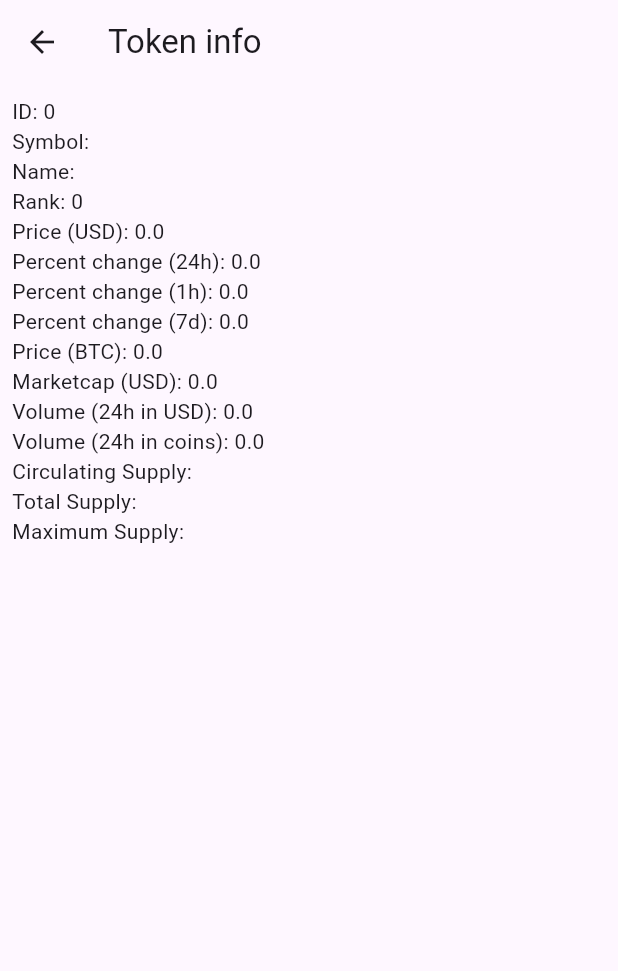
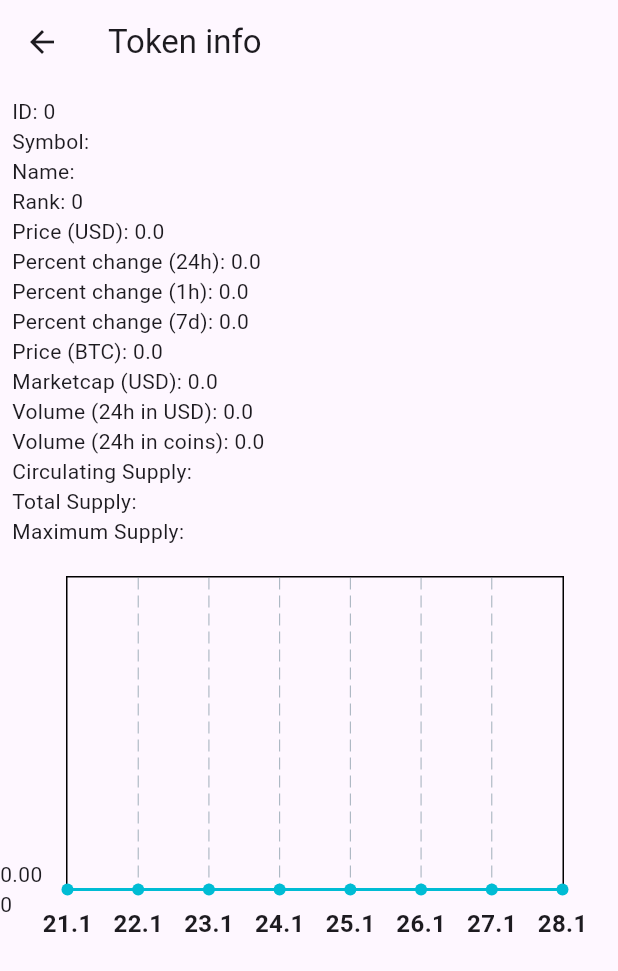
Before and after one commit to xovied/crypto, a Flutter app: the TokenScreen screen opened directly with empty values, on a phone screen of 412 x 824 dp. Shown: the top 971 px of the screen. Run offline on Flutter 3.47's test engine with Material 3 defaults, Android fonts, the phone set to English and light mode, and no system bars; network calls fail.

Commit message:
Fixed according feedback; Charts

```diff
--- a/lib/main.dart
+++ b/lib/main.dart
@@ -1,7 +1,9 @@
+import 'package:fl_chart/fl_chart.dart';
 import 'package:flutter/material.dart';
 import 'dart:convert';
 import 'package:http/http.dart' as http;
 import 'package:flutter/gestures.dart';
+import 'dart:math';
 
 void main() {
   runApp(const MyApp());
@@ -13,6 +15,7 @@ class MyApp extends StatelessWidget {
   @override
   Widget build(BuildContext context) {
     return MaterialApp(
+      debugShowCheckedModeBanner: false,
       scrollBehavior: const MaterialScrollBehavior()
           .copyWith(dragDevices: PointerDeviceKind.values.toSet()),
       home: HomeScreen(),
@@ -21,6 +24,7 @@ class MyApp extends StatelessWidget {
 }
 
 class HomeScreen extends StatefulWidget {
+  final limit = 20;
   const HomeScreen({super.key});
   @override
   HomeScreenState createState() => HomeScreenState();
@@ -29,24 +33,32 @@ class HomeScreen extends StatefulWidget {
 class HomeScreenState extends State<HomeScreen> {
   List<Token> tokenList = [];
   int _start = 0;
-  final limit = 20;
-  update() {
-    setState(() {});
+
+  update(int i, List<Token> value) {
+    if (mounted) {
+      setState(() {
+        _start += i * widget.limit;
+        tokenList = value;
+      });
+    }
   }
 
-  void getRating() async {
-    WebClient().getRating(_start, limit).then((value) {
-      tokenList = value;
-      update();
+  @override
+  initState() {
+    super.initState();
+    getRating(0);
+  }
+
+  void getRating(int i) async {
+    WebClient()
+        .getRating(_start + i * widget.limit, widget.limit)
+        .then((value) {
+      update(i, value);
     });
   }
 
   @override
   Widget build(BuildContext context) {
-    if (tokenList.isEmpty) {
-      getRating();
-    }
-
     return Scaffold(
         appBar: AppBar(
           title: Row(children: [
@@ -54,22 +66,20 @@ class HomeScreenState extends State<HomeScreen> {
             ElevatedButton(
                 child: Text("Prev", style: TextStyle(fontSize: 22)),
                 onPressed: () {
-                  if (_start >= limit) {
-                    _start -= limit;
-                    getRating();
+                  if (_start >= widget.limit) {
+                    getRating(-1);
                   }
                 }),
             ElevatedButton(
                 child: Text("Next", style: TextStyle(fontSize: 22)),
                 onPressed: () {
-                  _start += limit;
-                  getRating();
+                  getRating(1);
                 }),
           ]),
         ),
         body: RefreshIndicator(
             onRefresh: () async {
-              getRating();
+              getRating(0);
             },
             child: ListView.builder(
               physics: const AlwaysScrollableScrollPhysics(),
@@ -99,17 +109,66 @@ class TokenScreen extends StatelessWidget {
 
   @override
   Widget build(BuildContext context) {
-    dynamic tokenMap = token.toMap();
+    final Random rng = Random();
+    final List<double> rList = [
+      rng.nextDouble() - 0.5,
+      rng.nextDouble() - 0.5,
+      rng.nextDouble() - 0.5,
+      rng.nextDouble() - 0.5,
+      rng.nextDouble() - 0.5,
+    ];
+    final dynamic tokenMap = token.toMap();
+
+    final double price = tokenMap['Price (USD)'];
+    final double p7d = tokenMap['Percent change (7d)'] / 100;
+    final double p24h = tokenMap['Percent change (24h)'] / 100;
+
     return Scaffold(
-      appBar: AppBar(title: Text("Token info", style: TextStyle(fontSize: 22))),
-      body: ListView.builder(
+        appBar:
+            AppBar(title: Text("Token info", style: TextStyle(fontSize: 22))),
+        body: RefreshIndicator(
+            onRefresh: () async {},
+            child: Column(
+              children: <Widget>[
+                SizedBox(
+                  width: 400,
+                  height: 320,
+                  child: ListView.builder(
                       padding: const EdgeInsets.all(8),
                       itemCount: tokenMap.length,
                       itemBuilder: (BuildContext context, int index) {
                         return Text(
                             "${tokenMap.keys.toList()[index]}: ${tokenMap.values.toList()[index]}");
                       }),
-    );
+                ),
+                Container(
+                  padding: EdgeInsets.fromLTRB(0, 8, 24, 0),
+                  height: 250,
+                  width: 400,
+                  child: LineChart(
+                    LineChartData(
+                      titlesData: tData,
+                      maxY: (price * (1 + max(p24h.abs(), p7d.abs()) + 0.05)),
+                      minY: price * (1 - max(p24h.abs(), p7d.abs()) - 0.05),
+                      lineBarsData: [
+                        LineChartBarData(
+                          spots: [
+                            FlSpot(1, price / (1 + p7d)),
+                            FlSpot(2, price * (1 + 0.1 * rList[0])),
+                            FlSpot(3, price * (1 + 0.1 * rList[1])),
+                            FlSpot(4, price * (1 + 0.1 * rList[2])),
+                            FlSpot(5, price * (1 + 0.1 * rList[3])),
+                            FlSpot(6, price * (1 + 0.1 * rList[4])),
+                            FlSpot(7, price / (1 + p24h)),
+                            FlSpot(8, price),
+                          ],
+                        )
+                      ],
+                    ),
+                  ),
+                )
+              ],
+            )));
   }
 }
 
@@ -202,6 +261,19 @@ class WebClient {
       client.close();
     }
   }
+
+  Future<Token> getToken(int id) async {
+    try {
+      final response = await client.post(
+        Uri.https('api.coinlore.net', '/api/tickers/', {
+          'id': id.toString(),
+        }),
+      );
+      return (parseToken(response.body));
+    } finally {
+      client.close();
+    }
+  }
 }
 
 List<Token> parseTokens(String responseBody) {
@@ -209,3 +281,41 @@ List<Token> parseTokens(String responseBody) {
   final data = parsed["data"] as List<dynamic>;
   return data.cast<Map<String, dynamic>>().map(Token.fromJson).toList();
 }
+
+Token parseToken(String responseBody) {
+  final parsed = jsonDecode(responseBody) as Map<String, dynamic>;
+  return Token.fromJson(parsed);
+}
+
+FlTitlesData get tData => FlTitlesData(
+      bottomTitles: AxisTitles(
+        sideTitles: bottomTitles,
+      ),
+      rightTitles: const AxisTitles(
+        sideTitles: SideTitles(showTitles: false),
+      ),
+      topTitles: const AxisTitles(
+        sideTitles: SideTitles(showTitles: false),
+      ),
+    );
+
+SideTitles get bottomTitles => SideTitles(
+      showTitles: true,
+      reservedSize: 32,
+      interval: 1,
+      getTitlesWidget: bottomTitleWidgets,
+    );
+
+Widget bottomTitleWidgets(double value, TitleMeta meta) {
+  DateTime day = DateTime.now().add(Duration(hours: -24 * (8 - value.toInt())));
+  const style = TextStyle(
+    fontWeight: FontWeight.bold,
+    fontSize: 16,
+  );
+  Widget text = Text('${day.day}.${day.month}', style: style);
+  return SideTitleWidget(
+    meta: meta,
+    space: 10,
+    child: text,
+  );
+}
```
Also changed, not shown: pubspec.yaml (line endings or trailing spaces). Lines whose indentation alone changed are shown as unchanged.
